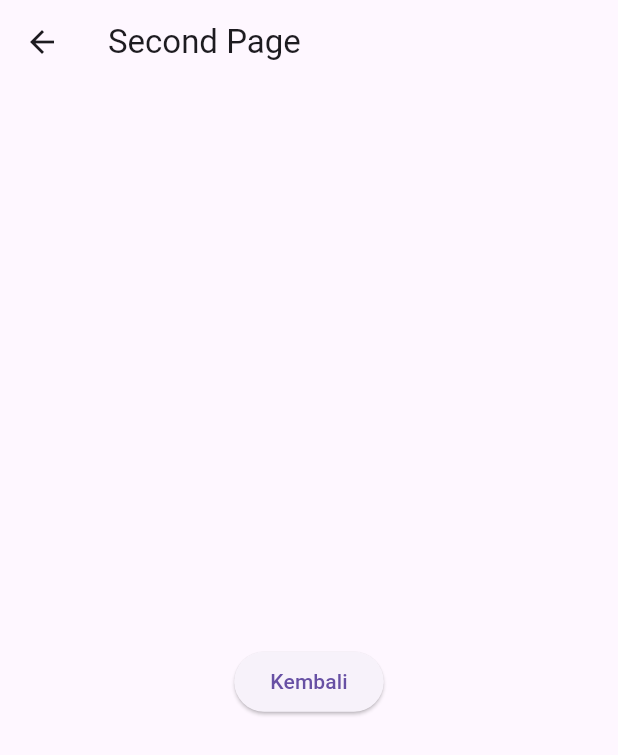
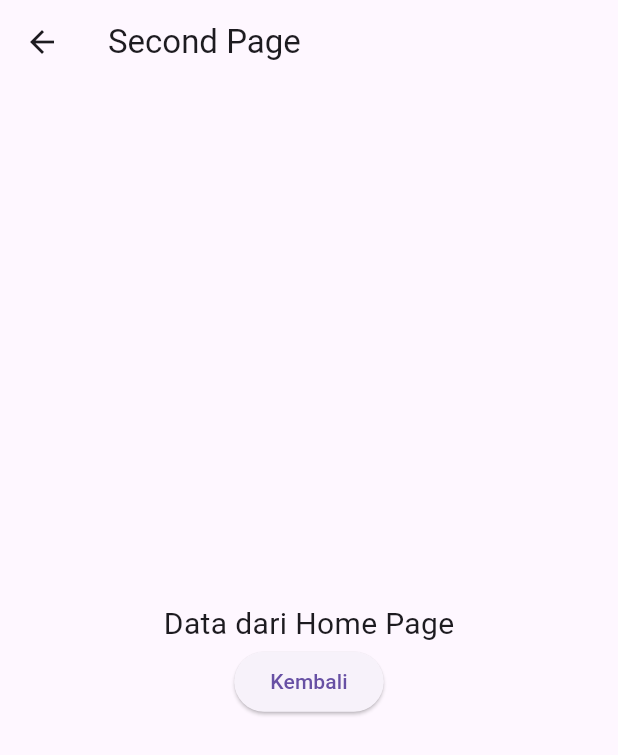
Before and after one commit to BKIlham/21102171_ti3_ppb2324-2, a Flutter app: the screen it shows after launch, after a tap on "Menuju halaman kedua", on a phone screen of 412 x 824 dp. Shown: the top 755 px of the screen. Run offline on Flutter 3.47's test engine with Material 3 defaults, Android fonts, the phone set to English and light mode, and no system bars; our stand-ins replace bloc, equatable, flutter_bloc.

Commit message:
Langkah Ke-11 -Menambahkan argument untuk parameter data pada HomePage

```diff
--- a/praktikum_05/lib/home_page.dart
+++ b/praktikum_05/lib/home_page.dart
@@ -15,7 +15,9 @@ class HomePage extends StatelessWidget {
             Navigator.push(
               context,
               MaterialPageRoute(
-                builder: (context) => const SecondPage(),
+                builder: (context) => const SecondPage(
+                  data: 'Data dari Home Page',
+                ),
               ),
             );
           },
```
